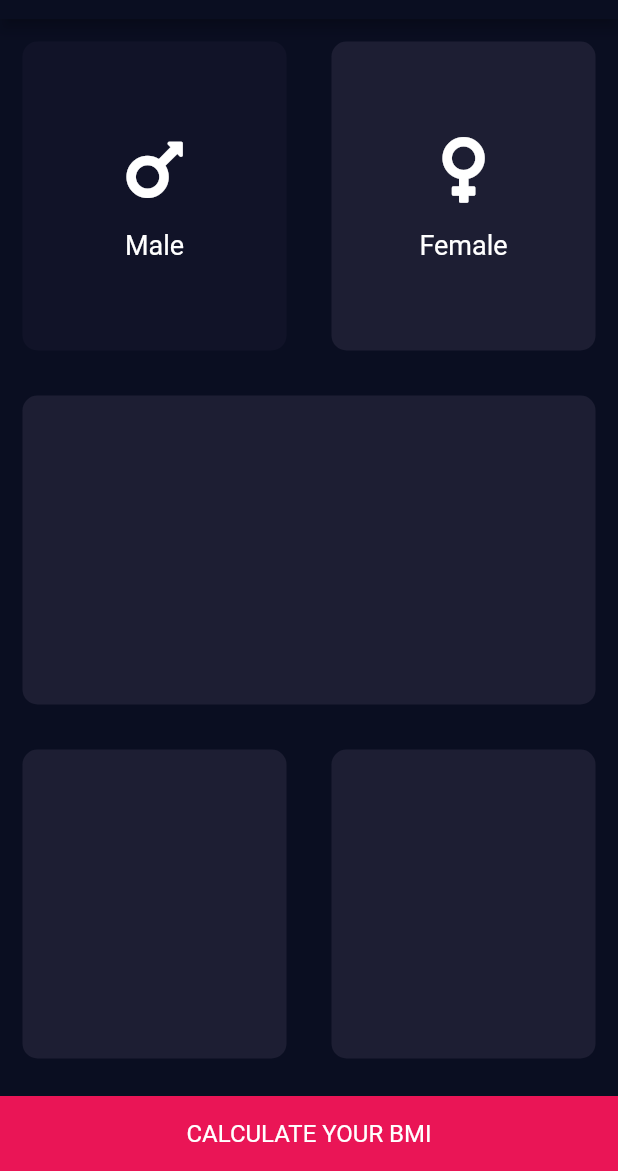
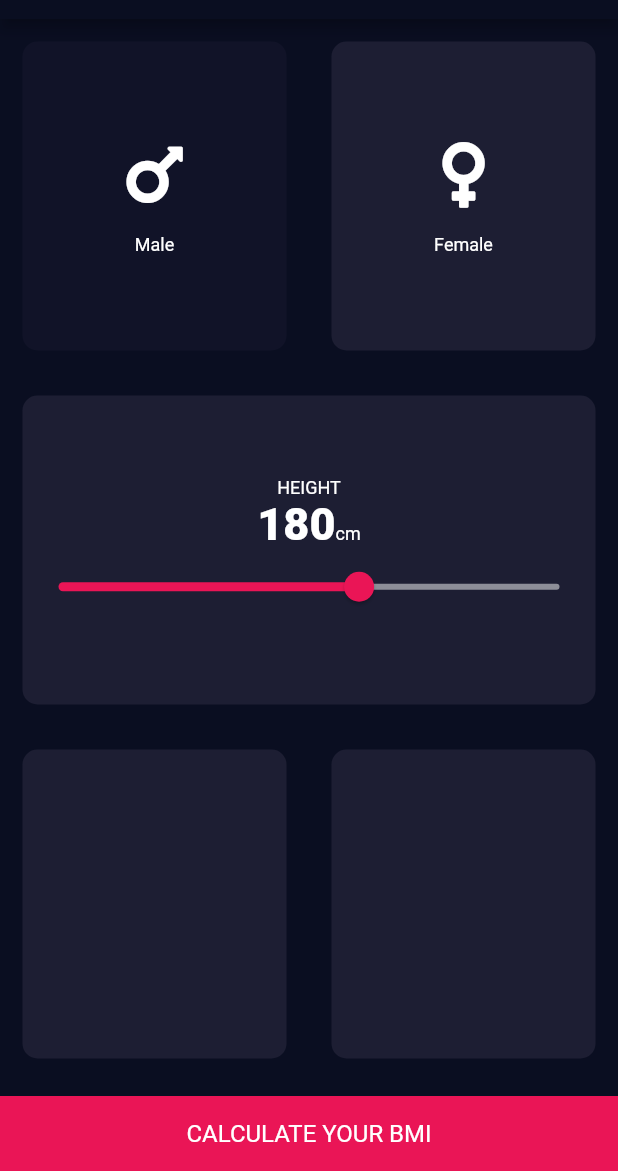
Before and after one commit to iamsaqibs/BMI_Calculator, a Flutter app: the screen it shows after launch, on a phone screen of 412 x 824 dp, the part 65-1236 px from its top. Run offline on Flutter 3.47's test engine with Material 2 defaults, Android fonts, the phone set to English and light mode, and no system bars; our stand-ins replace font_awesome_flutter.

```diff
--- a/lib/constants.dart
+++ b/lib/constants.dart
@@ -1,6 +1,5 @@
 import 'package:flutter/material.dart';
 import 'package:font_awesome_flutter/font_awesome_flutter.dart';
-
 
 //Input Page Constants
 const activeReusableCardColor = Color(0xFF1D1E33);
@@ -10,9 +9,13 @@ const maleIcon = FontAwesomeIcons.mars;
 const femaleIcon = FontAwesomeIcons.venus;
 const String male = 'Male';
 const String female = 'Female';
+const heightTextStyle = TextStyle(
+  fontSize: 30,
+  fontWeight: FontWeight.w900,
+);
 
 //Icon Content Constants
 const textStyle = TextStyle(
   color: Colors.white,
-  fontSize: 18.0,
+  fontSize: 12.0,
 );
--- a/lib/input_page.dart
+++ b/lib/input_page.dart
@@ -11,6 +11,7 @@ class InputPage extends StatefulWidget {
 class _InputPageState extends State<InputPage> {
   Color maleActiveColor = inActiveReusableCardColor;
   Color femaleActiveColor = activeReusableCardColor;
+  int height = 180;
 
   @override
   Widget build(BuildContext context) {
@@ -20,6 +21,7 @@ class _InputPageState extends State<InputPage> {
         title: Text('BMI CALCULATOR'),
       ),
       body: Column(
+        crossAxisAlignment: CrossAxisAlignment.stretch,
         children: <Widget>[
           //First Row
           Expanded(
@@ -68,7 +70,46 @@ class _InputPageState extends State<InputPage> {
 
           //Second Row Starting
           Expanded(
-            child: ReusableCard(color: activeReusableCardColor),
+            child: ReusableCard(
+              color: activeReusableCardColor,
+              cardChild: Column(
+                // crossAxisAlignment: CrossAxisAlignment.stretch,
+                mainAxisAlignment: MainAxisAlignment.center,
+                children: <Widget>[
+                  Text(
+                    'HEIGHT',
+                    style: textStyle,
+                  ),
+                  Row(
+                    mainAxisAlignment: MainAxisAlignment.center,
+                    crossAxisAlignment: CrossAxisAlignment.baseline,
+                    textBaseline: TextBaseline.alphabetic,
+                    children: <Widget>[
+                      Text(
+                        height.toString(),
+                        style: heightTextStyle,
+                      ),
+                      Text(
+                        'cm',
+                        style: textStyle,
+                      ),
+                    ],
+                  ),
+                  Slider(
+                    value: height.toDouble(),
+                    min: 120.0,
+                    max: 220,
+                    activeColor: Color(0xFFEA1556),
+                    inactiveColor: Color(0xFF8D8E98),
+                    onChanged: (double newHeight){
+                      setState(() {
+                        height = newHeight.toInt();
+                      });
+                    },
+                  )
+                ],
+              ),
+            ),
           ),
           //Second Row Ending
 
```
